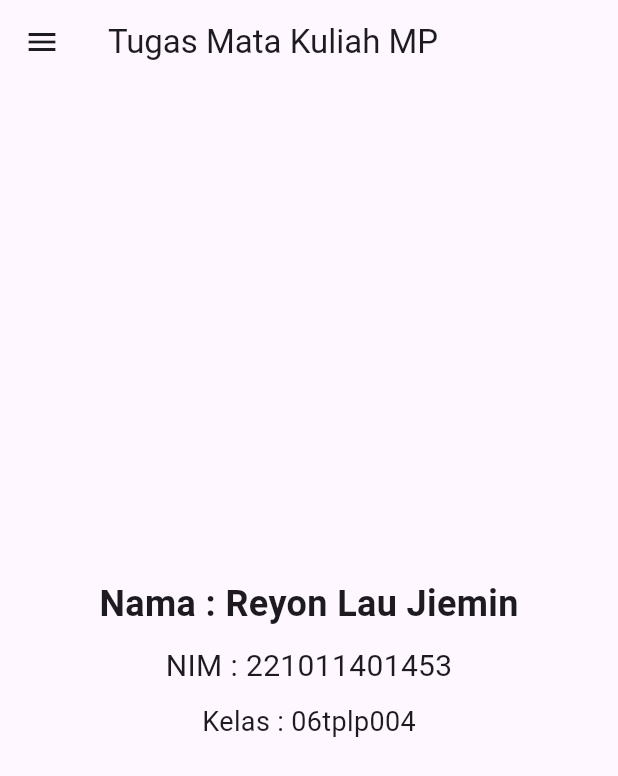
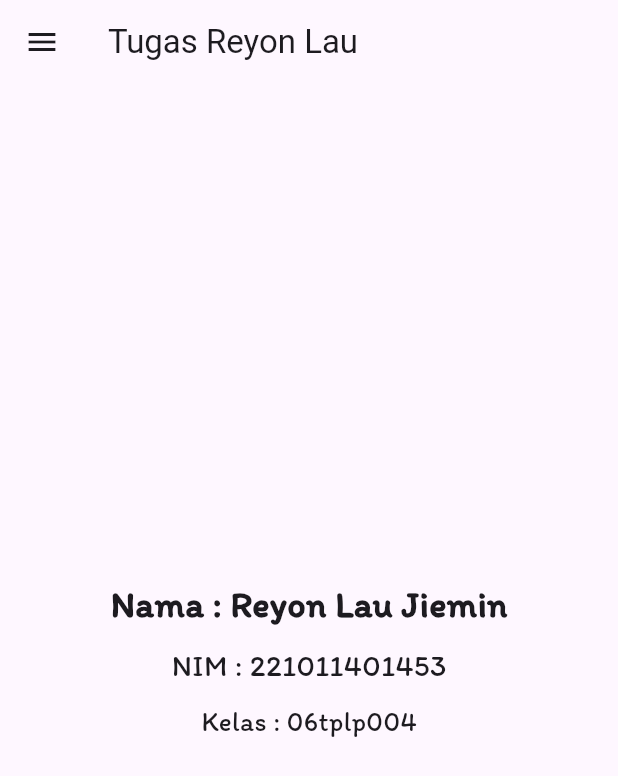
Before and after one commit to Reyonl/Mobile_programming, a Flutter app: the screen it shows after launch, on a phone screen of 412 x 824 dp. Shown: the top 776 px of the screen. Run offline on Flutter 3.47's test engine with Material 3 defaults, Android fonts, the phone set to English and light mode, and no system bars; our stand-ins replace font_awesome_flutter.

Commit message:
nambahin fonts

```diff
--- a/lib/main.dart
+++ b/lib/main.dart
@@ -1,6 +1,5 @@
 import 'package:flutter/material.dart';
 import 'TentangSayaPage.dart';
-
 
 void main() => runApp(MyApp());
 
@@ -10,11 +9,9 @@
   @override
   Widget build(BuildContext context) {
     return MaterialApp(
-      title: 'Flutter Hello World',
-      theme: ThemeData(
-        primarySwatch: Colors.blue,
-      ),
-      home: MyHomePage(title: 'Tugas Mata Kuliah MP'),
+      title: 'Project Flutter Reyon ',
+      theme: ThemeData(primarySwatch: Colors.blue),
+      home: MyHomePage(title: 'Tugas Reyon Lau'),
     );
   }
 }
@@ -26,9 +23,7 @@
   @override
   Widget build(BuildContext context) {
     return Scaffold(
-      appBar: AppBar(
-        title: Text(title),
-      ),
+      appBar: AppBar(title: Text(title)),
       drawer: Drawer(
         child: ListView(
           padding: EdgeInsets.zero,
@@ -40,20 +35,37 @@
                 children: [
                   Text(
                     'Tentang Saya',
-                    style: TextStyle(color: Colors.white, fontSize: 24, fontWeight: FontWeight.bold),
+                    style: TextStyle(
+                      fontFamily:'Itim-Regular',
+                      color: Colors.white,
+                      fontSize: 24,
+                      fontWeight: FontWeight.bold,
+                    ),
                   ),
                   SizedBox(height: 10),
                   Text(
                     'Nama: Reyon Lau Jiemin',
-                    style: TextStyle(color: const Color.fromARGB(255, 0, 4, 8), fontSize: 16),
+                    style: TextStyle(
+                      fontFamily:'Itim-Regular',
+                      color: const Color.fromARGB(255, 0, 4, 8),
+                      fontSize: 16,
+                    ),
                   ),
                   Text(
                     'NIM: 221011401453',
-                    style: TextStyle(color: const Color.fromARGB(255, 10, 38, 47), fontSize: 16),
+                    style: TextStyle(
+                      fontFamily:'Itim-Regular',
+                      color: const Color.fromARGB(255, 10, 38, 47),
+                      fontSize: 16,
+                    ),
                   ),
                   Text(
                     'Kelas: 06tplp004',
-                    style: TextStyle(color: const Color.fromARGB(255, 0, 0, 0), fontSize: 16),
+                    style: TextStyle(
+                      fontFamily:'Itim-Regular',
+                      color: const Color.fromARGB(255, 0, 0, 0),
+                      fontSize: 16,
+                    ),
                   ),
                 ],
               ),
@@ -68,7 +80,6 @@
                 );
               },
             ),
-
           ],
         ),
       ),
@@ -78,18 +89,12 @@
           children: [
             Text(
               'Nama : Reyon Lau Jiemin',
-              style: TextStyle(fontSize: 24, fontWeight: FontWeight.bold),
+              style: TextStyle(fontSize: 24,fontFamily:'Itim-Regular', fontWeight: FontWeight.bold),
             ),
             SizedBox(height: 10),
-            Text(
-              'NIM : 221011401453',
-              style: TextStyle(fontSize: 20),
-            ),
+            Text('NIM : 221011401453', style: TextStyle(fontSize: 20,fontFamily:'Itim-Regular')),
             SizedBox(height: 10),
-            Text(
-              'Kelas : 06tplp004',
-              style: TextStyle(fontSize: 18),
-            ),
+            Text('Kelas : 06tplp004', style: TextStyle(fontSize: 18,fontFamily:'Itim-Regular')),
           ],
         ),
       ),
--- a/pubspec.yaml
+++ b/pubspec.yaml
@@ -22,6 +22,12 @@
 flutter:
   uses-material-design: true
 
+  fonts:
+    - family: Itim-Regular
+      fonts:
+        - asset: assets/fonts/Itim-Regular.ttf
+          weight: 400
+
   assets:
     - assets/images/books.jpg
     - assets/images/reyon.jpg
```
Also changed, not shown: assets/fonts/OFL.txt (added, +93 -0 lines), lib/TentangSayaPage.dart (+14 -21 lines), assets/fonts/Itim-Regular.ttf (added). Lines whose indentation alone changed are shown as unchanged.
